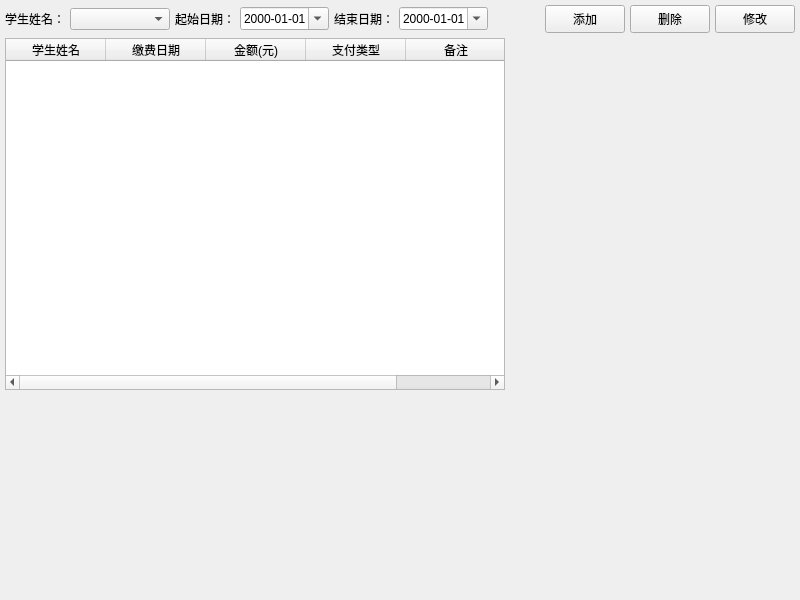
First picture: the form in financialwidget.ui, repository suny-nice/TeachMannage, before the edit.
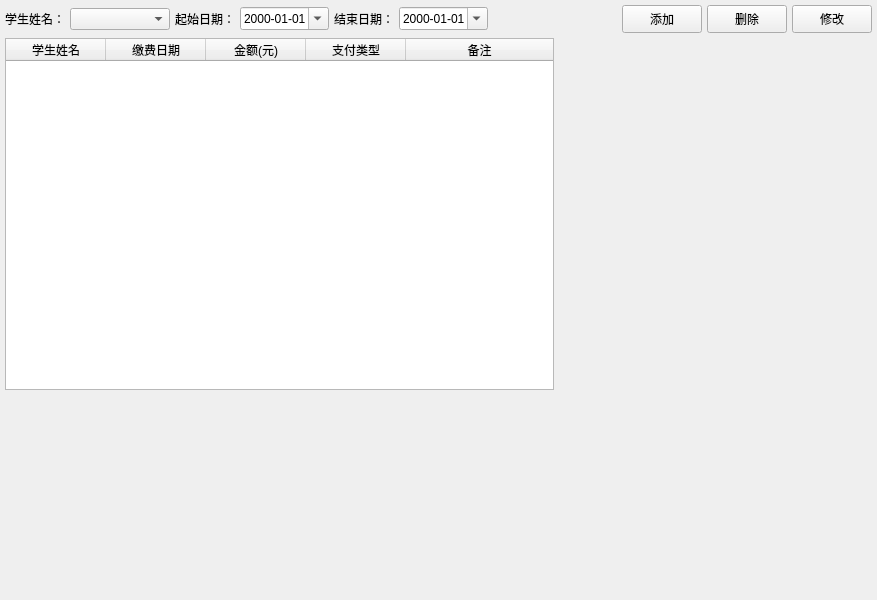
Second picture: the form after the edit.

```diff
--- a/financialwidget.ui
+++ b/financialwidget.ui
@@ -6,7 +6,7 @@
    <rect>
     <x>0</x>
     <y>0</y>
-    <width>800</width>
+    <width>877</width>
     <height>600</height>
    </rect>
   </property>
```
Left out of the diff: 30 changed lines with no effect on the pictures.
